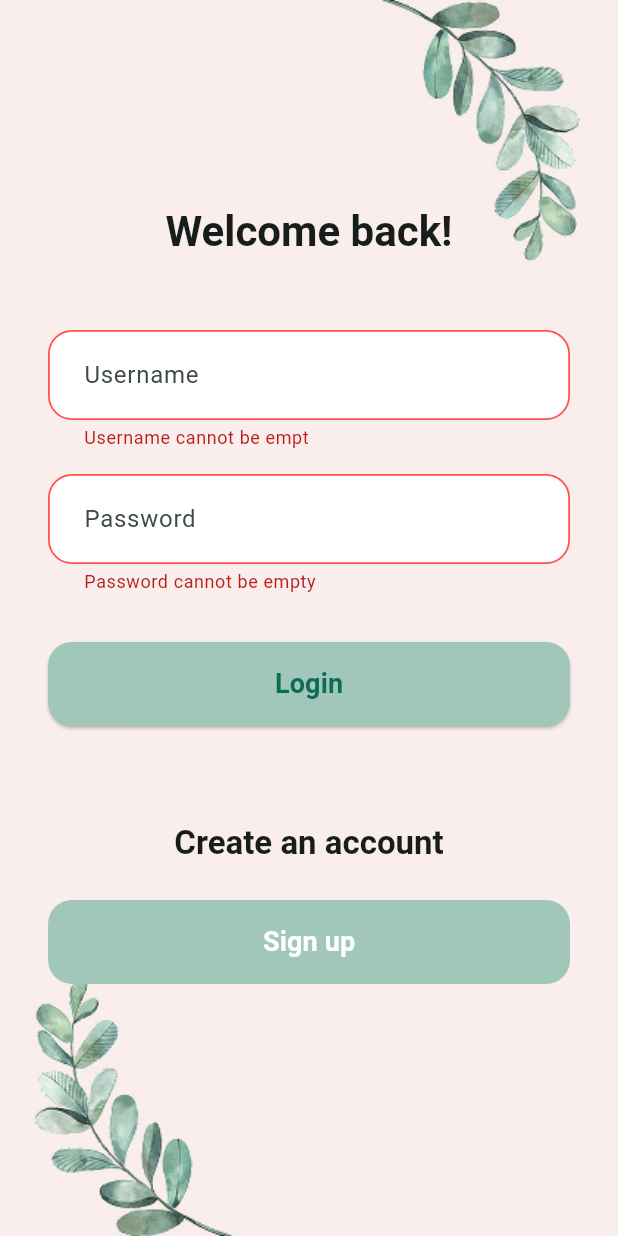
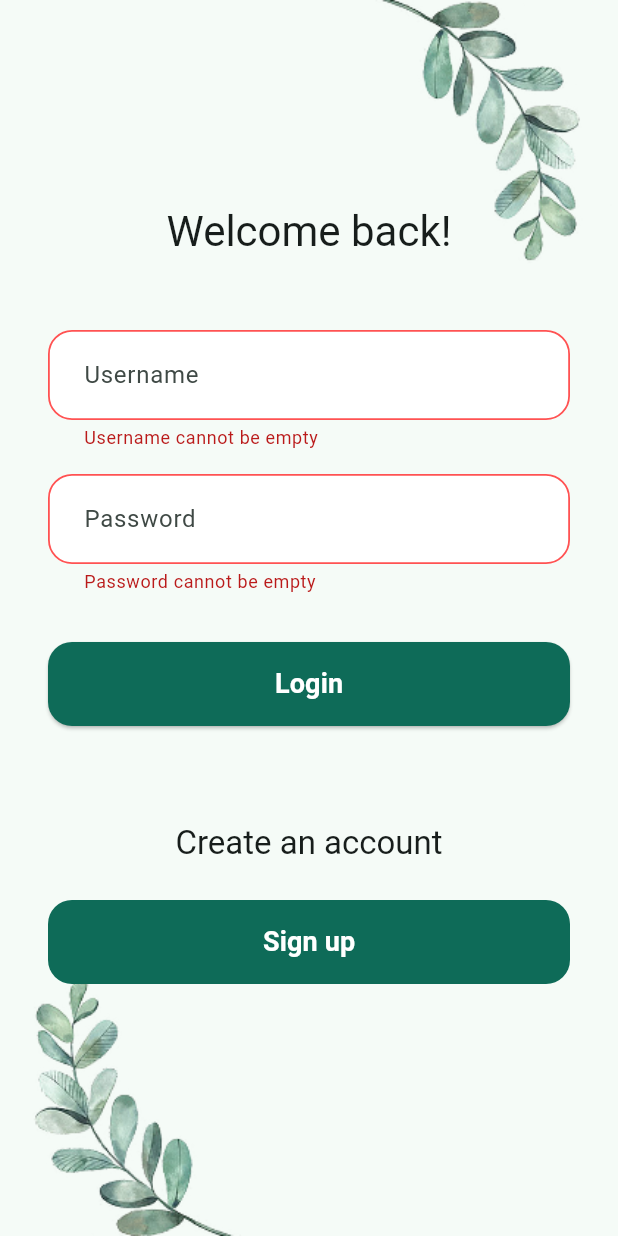
Before and after one commit to katharina-gross/Stress-management-app, a Flutter app: the screen it shows after launch, after a tap on "Login", on a phone screen of 412 x 824 dp. Run offline on Flutter 3.47's test engine with Material 3 defaults, Android fonts, the phone set to English and light mode, and no system bars; our stand-ins replace flutter_secure_storage.

Commit message:
Update login_screen.dart

```diff
--- a/frontend/lib/screens/login_screen.dart
+++ b/frontend/lib/screens/login_screen.dart
@@ -9,11 +9,12 @@ class LoginScreen extends StatefulWidget {
 }
 
 class _LoginScreenState extends State<LoginScreen> {
-  final _formKey = GlobalKey<FormState>();          // ← ключ формы
-  final _username = TextEditingController();
-  final _password = TextEditingController();
-  final _auth = AuthService();
-  bool _isLoading = false;
+  final _formKey = GlobalKey<FormState>();          // ← Добавлено
+  final _username = TextEditingController();         // ← Добавлено
+  final _password = TextEditingController();         // ← Добавлено
+  final _auth = AuthService();                       // ← Добавлено
+  bool _isLoading = false;                           // ← Добавлено
+
   @override
   void dispose() {
     _username.dispose();
@@ -22,7 +23,7 @@ class _LoginScreenState extends State<LoginScreen> {
   }
 
   // —–– логика нажатия «Login» –––
-  void _handleLogin() async {
+  void _handleLogin() async {                        // ← Добавлено
     if (!_formKey.currentState!.validate()) return;
 
     setState(() => _isLoading = true);
@@ -32,7 +33,7 @@ class _LoginScreenState extends State<LoginScreen> {
         _password.text,
       );
 
-      if (!mounted) return;                    // экран уже не в иерархии
+      if (!mounted) return;
       ScaffoldMessenger.of(context).showSnackBar(
         const SnackBar(
           content: Text('Успешный вход!'),
@@ -40,7 +41,6 @@ class _LoginScreenState extends State<LoginScreen> {
         ),
       );
 
-      // TODO: заменить на HomeScreen, когда он появится
       Navigator.pushReplacementNamed(context, '/home');
     } catch (e) {
       if (!mounted) return;
@@ -58,12 +58,13 @@ class _LoginScreenState extends State<LoginScreen> {
 
   @override
   Widget build(BuildContext context) {
+    final theme = Theme.of(context);
+
     return Scaffold(
-      backgroundColor: const Color(0xFFF9EEEC),
+      backgroundColor: theme.scaffoldBackgroundColor,
       body: SafeArea(
         child: Stack(
           children: [
-            // листья — без изменений
             Positioned(
               right: 0,
               top: 0,
@@ -75,34 +76,28 @@ class _LoginScreenState extends State<LoginScreen> {
               child: Image.asset('assets/images/leaf_bottom.png', width: 190),
             ),
 
-            // --- содержимое ---
             Center(
               child: SingleChildScrollView(
                 padding: const EdgeInsets.symmetric(horizontal: 32),
-                child: Form(                      // ← оборачиваем в Form
+                child: Form(
                   key: _formKey,
                   child: Column(
                     mainAxisSize: MainAxisSize.min,
                     children: [
                       Text(
                         'Welcome back!',
-                        style: Theme.of(context)
-                            .textTheme
-                            .headlineMedium
-                            ?.copyWith(fontWeight: FontWeight.bold),
+                        style: theme.textTheme.headlineMedium,
                       ),
                       const SizedBox(height: 48),
 
                       // Username
                       TextFormField(
                         controller: _username,
-                        decoration: _inputDecoration('Username'),
-                        validator: (value) {
-                          if (value == null || value.trim().isEmpty) {
-                            return 'Username cannot be empt';
-                          }
-                          return null;
-                        },
+                        decoration: _inputDecoration(context, 'Username'),
+                        validator: (value) =>
+                        value == null || value.trim().isEmpty
+                            ? 'Username cannot be empty'
+                            : null,
                       ),
                       const SizedBox(height: 16),
 
@@ -110,12 +105,11 @@ class _LoginScreenState extends State<LoginScreen> {
                       TextFormField(
                         controller: _password,
                         obscureText: true,
-                        decoration: _inputDecoration('Password'),
+                        decoration: _inputDecoration(context, 'Password'),
                         validator: (value) {
                           if (value == null || value.isEmpty) {
                             return 'Password cannot be empty';
                           }
-                          // ≥ 5 символов и хотя бы одна латинская буква
                           final hasLetter = RegExp(r'[A-Za-z]').hasMatch(value);
                           if (value.length < 5 || !hasLetter) {
                             return 'Password must be at least 5 characters and contain a letter';
@@ -130,37 +124,38 @@ class _LoginScreenState extends State<LoginScreen> {
                         onPressed: _isLoading ? null : _handleLogin,
                         style: ElevatedButton.styleFrom(
                           minimumSize: const Size.fromHeight(56),
-                          backgroundColor: const Color(0xFFA1C7BA),
-                          shape: RoundedRectangleBorder(borderRadius: BorderRadius.circular(16)),
+                          backgroundColor: theme.colorScheme.primary,
+                          shape: RoundedRectangleBorder(
+                            borderRadius: BorderRadius.circular(16),
+                          ),
                         ),
                         child: _isLoading
-                            ? const SizedBox(
-                                width: 20,
-                                height: 20,
-                                child: CircularProgressIndicator(strokeWidth: 2),
+                            ? const CircularProgressIndicator(
+                          strokeWidth: 2,
+                          color: Colors.white, // Белый цвет для индикатора
                         )
-                            : const Text(
+                            : Text(
                           'Login',
-                                style: TextStyle(fontSize: 18, fontWeight: FontWeight.w600),
+                          style: TextStyle(
+                            fontSize: 18,
+                            fontWeight: FontWeight.w600,
+                            color: theme.colorScheme.onPrimary, // Ключевое исправление
+                          ),
                         ),
                       ),
                       const SizedBox(height: 64),
 
                       Text(
                         'Create an account',
-                        style: Theme.of(context)
-                            .textTheme
-                            .titleLarge
-                            ?.copyWith(fontWeight: FontWeight.w600),
+                        style: theme.textTheme.titleLarge,
                       ),
                       const SizedBox(height: 24),
 
                       // Sign-up button
                       _filledButton(
+                        context: context,
                         label: 'Sign up',
-                        onTap: () {
-                          Navigator.pushNamed(context, '/register'); // переход на экран регистрации
-                        },
+                        onTap: () => Navigator.pushNamed(context, '/register'),
                       ),
                       const SizedBox(height: 32),
                     ],
@@ -174,54 +169,44 @@ class _LoginScreenState extends State<LoginScreen> {
     );
   }
 
-  // общий стиль полей ввода
-  InputDecoration _inputDecoration(String hint) => InputDecoration(
+  InputDecoration _inputDecoration(BuildContext context, String hint) {
+    final borderColor = Theme.of(context).colorScheme.secondary;
+
+    return InputDecoration(
       hintText: hint,
       filled: true,
       fillColor: Colors.white,
       enabledBorder: OutlineInputBorder(
         borderRadius: BorderRadius.circular(16),
-          borderSide: const BorderSide(
-            color: Color(0xFF838383),
-            width: 1.2,
-          ),
+        borderSide: BorderSide(color: borderColor, width: 1.2),
       ),
       focusedBorder: OutlineInputBorder(
         borderRadius: BorderRadius.circular(16),
-          borderSide: const BorderSide(
-            color: Color(0xFF838383),
-            width: 1.6,
-          ),
+        borderSide: BorderSide(color: borderColor, width: 1.6),
       ),
       errorBorder: OutlineInputBorder(
         borderRadius: BorderRadius.circular(16),
-          borderSide: const BorderSide(
-            color: Colors.redAccent,
-            width: 1.2,
-          ),
+        borderSide: const BorderSide(color: Colors.redAccent, width: 1.2),
       ),
       focusedErrorBorder: OutlineInputBorder(
         borderRadius: BorderRadius.circular(16),
-          borderSide: const BorderSide(
-            color: Colors.redAccent,
-            width: 1.6,
+        borderSide: const BorderSide(color: Colors.redAccent, width: 1.6),
       ),
-        ),
-        contentPadding:
-            const EdgeInsets.symmetric(horizontal: 20, vertical: 18),
+      contentPadding: const EdgeInsets.symmetric(horizontal: 20, vertical: 18),
     );
+  }
 
-  // общий вид кнопок
   Widget _filledButton({
+    required BuildContext context,
     required String label,
     required VoidCallback onTap,
-  }) =>
-      SizedBox(
+  }) {
+    return SizedBox(
       width: double.infinity,
       height: 56,
       child: FilledButton(
         style: FilledButton.styleFrom(
-            backgroundColor: const Color(0xFFA1C7BA),
+          backgroundColor: Theme.of(context).colorScheme.primary,
           shape: RoundedRectangleBorder(
             borderRadius: BorderRadius.circular(16),
           ),
@@ -234,3 +219,4 @@ class _LoginScreenState extends State<LoginScreen> {
       ),
     );
   }
+}
```
Lines whose indentation alone changed are shown as unchanged.
